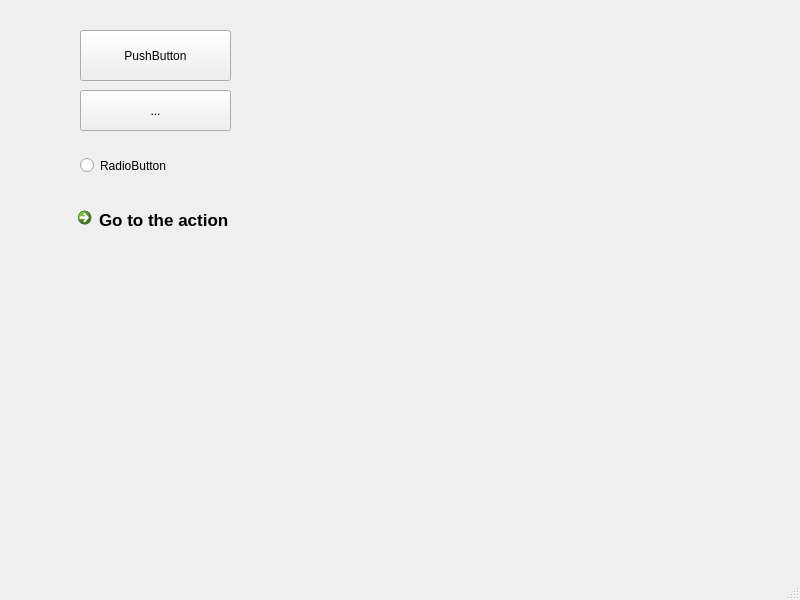
This is Udemy-Projects/3-4PushButtonDemo/mainwindow.ui in tenevincent/CPlusPlus-Projects as Qt 5 draws it before an edit. The edited form follows.
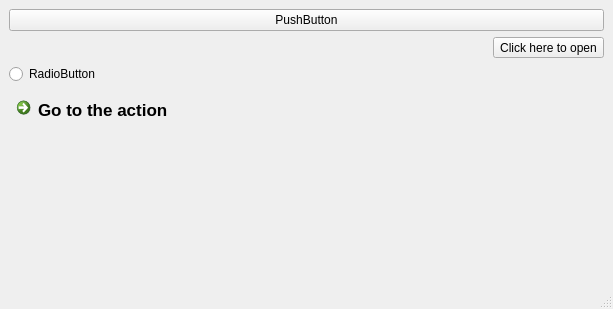
This is the edited form.

```diff
--- a/Udemy-Projects/3-4PushButtonDemo/mainwindow.ui
+++ b/Udemy-Projects/3-4PushButtonDemo/mainwindow.ui
@@ -6,62 +6,55 @@
    <rect>
     <x>0</x>
     <y>0</y>
-    <width>800</width>
-    <height>600</height>
+    <width>613</width>
+    <height>309</height>
    </rect>
   </property>
   <property name="windowTitle">
    <string>MainWindow</string>
   </property>
   <widget class="QWidget" name="centralwidget">
+   <layout class="QVBoxLayout" name="verticalLayout">
+    <item>
    <widget class="QPushButton" name="pushButton">
-    <property name="geometry">
-     <rect>
-      <x>80</x>
-      <y>30</y>
-      <width>151</width>
-      <height>51</height>
-     </rect>
-    </property>
     <property name="text">
      <string>PushButton</string>
     </property>
    </widget>
+    </item>
+    <item>
+     <layout class="QHBoxLayout" name="horizontalLayout">
+      <item>
+       <spacer name="horizontalSpacer">
+        <property name="orientation">
+         <enum>Qt::Horizontal</enum>
+        </property>
+        <property name="sizeHint" stdset="0">
+         <size>
+          <width>118</width>
+          <height>18</height>
+         </size>
+        </property>
+       </spacer>
+      </item>
+      <item>
    <widget class="QToolButton" name="toolButton">
-    <property name="geometry">
-     <rect>
-      <x>80</x>
-      <y>90</y>
-      <width>151</width>
-      <height>41</height>
-     </rect>
-    </property>
     <property name="text">
-     <string>...</string>
-    </property>
-   </widget>
+         <string>Click here to open</string>
+        </property>
+       </widget>
+      </item>
+     </layout>
+    </item>
+    <item>
    <widget class="QRadioButton" name="radioButton">
-    <property name="geometry">
-     <rect>
-      <x>80</x>
-      <y>150</y>
-      <width>151</width>
-      <height>31</height>
-     </rect>
-    </property>
     <property name="text">
      <string>RadioButton</string>
     </property>
    </widget>
+    </item>
+    <item>
    <widget class="QCommandLinkButton" name="commandLinkButton">
-    <property name="geometry">
-     <rect>
-      <x>70</x>
-      <y>200</y>
-      <width>201</width>
-      <height>41</height>
-     </rect>
-    </property>
     <property name="font">
      <font>
       <family>Segoe UI</family>
@@ -72,6 +65,8 @@
      <string>Go to the action</string>
     </property>
    </widget>
+    </item>
+   </layout>
   </widget>
   <widget class="QMenuBar" name="menubar">
    <property name="geometry">
```
Left out of the diff: 2 changed lines with no effect on the pictures. Lines whose indentation alone changed are shown as unchanged.
